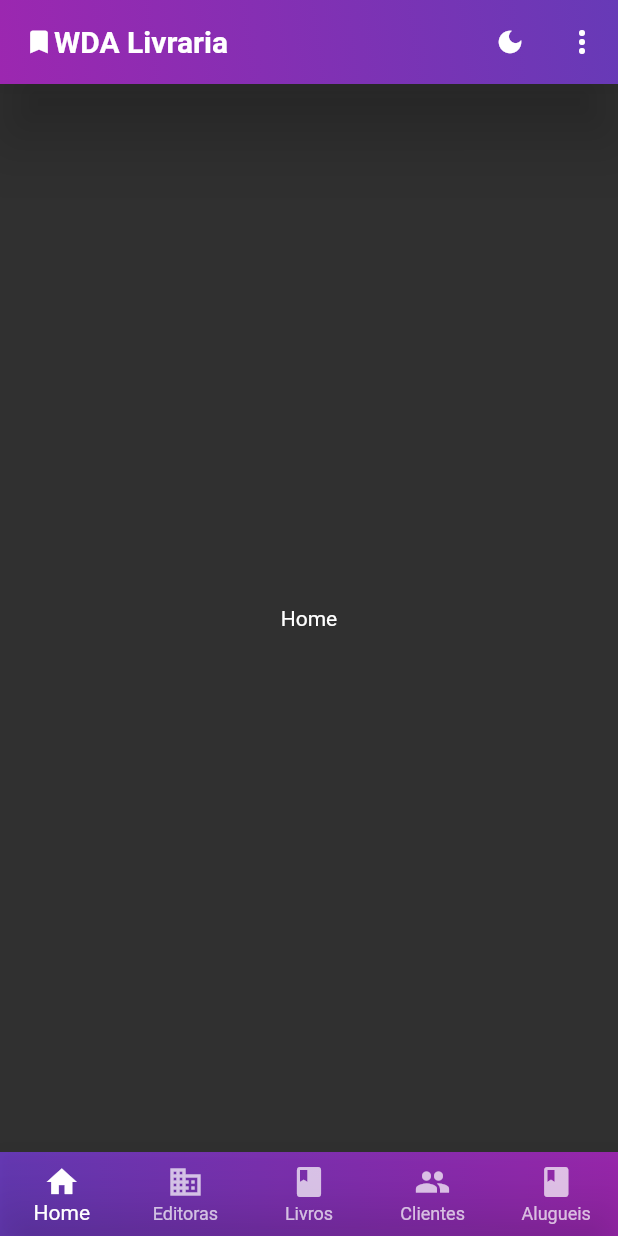
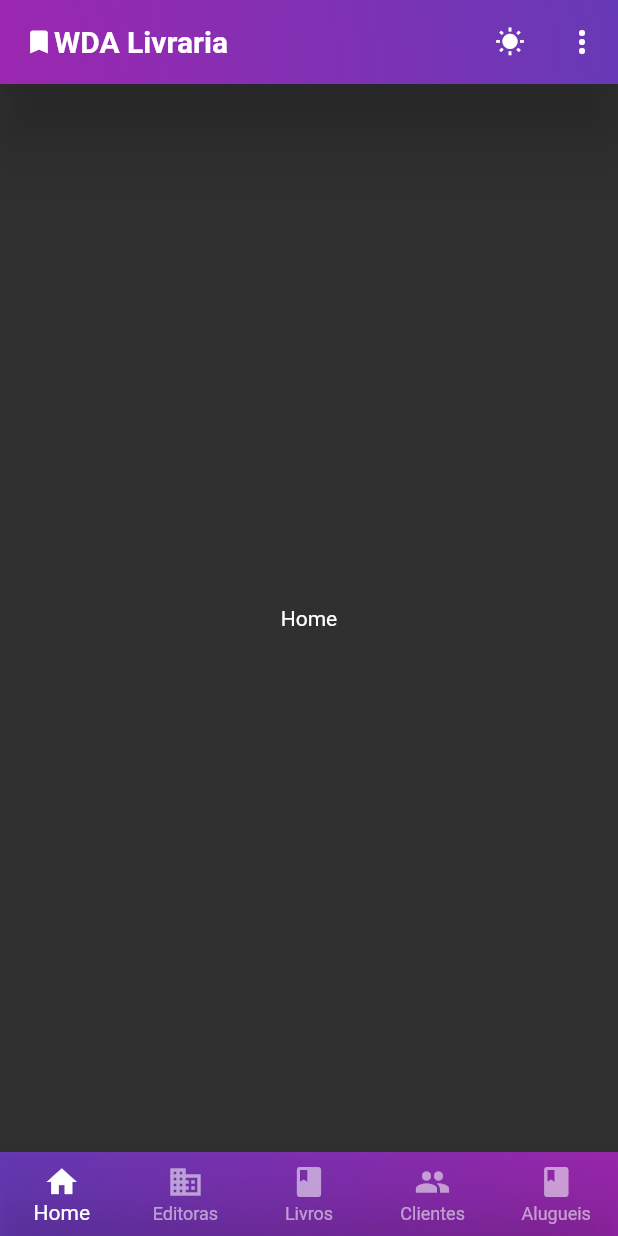
Before and after one commit to santoscdavid/library-flutter-front, a Flutter app: the screen it shows after launch, after a tap on the "dark mode" icon, on a phone screen of 412 x 824 dp. Run offline on Flutter 3.47's test engine with Material 2 defaults, Android fonts, the phone set to English and light mode, and no system bars; our stand-ins replace flutter_dotenv, flutter_mobx, flutter_modular, mobx; generated files the repository leaves out were written again.

Commit message:
configured modular framework

```diff
--- a/lib/components/AppBar/custom_appbar.dart
+++ b/lib/components/AppBar/custom_appbar.dart
@@ -14,7 +14,11 @@ class CustomAppBar extends StatelessWidget with PreferredSizeWidget {
         text: const TextSpan(
           children: [
             WidgetSpan(
-              child: Icon(Icons.bookmark, size: 20),
+              child: Icon(
+                Icons.bookmark,
+                size: 20,
+                color: Colors.white,
+              ),
             ),
             TextSpan(
               text: "WDA Livraria",
--- a/lib/components/BottomBar/custom_bottom_bar.dart
+++ b/lib/components/BottomBar/custom_bottom_bar.dart
@@ -1,6 +1,7 @@
 import 'package:flutter/material.dart';
+import 'package:flutter_mobx/flutter_mobx.dart';
+import 'package:flutter_modular/flutter_modular.dart';
 import 'package:library_flutter/controllers/RoutesController/routes_controller.dart';
-import 'package:provider/provider.dart';
 
 class CustomBottomBar extends StatefulWidget {
   const CustomBottomBar({Key? key}) : super(key: key);
@@ -10,33 +11,9 @@ class CustomBottomBar extends StatefulWidget {
 }
 
 class _CustomBottomBarState extends State<CustomBottomBar> {
-
   @override
   Widget build(BuildContext context) {
-    final provider = Provider.of<RoutesController>(context);
-    final routesIndex = provider.index;
-
-    void _changeRoute(int index) {
-      if (index != routesIndex) {
-        switch (index) {
-          case 0:
-            Navigator.pushReplacementNamed(context, "/");
-            break;
-          case 1:
-            Navigator.pushNamed(context, "/publishers");
-            break;
-          case 2:
-            Navigator.pushNamed(context, "/books");
-            break;
-          case 3:
-            Navigator.pushNamed(context, "/customers");
-            break;
-          case 4:
-            Navigator.pushNamed(context, "/rents");
-            break;
-        }
-      }
-    }
+    var store = Modular.get<RoutesController>();
 
     return Container(
       decoration: const BoxDecoration(
@@ -49,7 +26,8 @@ class _CustomBottomBarState extends State<CustomBottomBar> {
           end: Alignment.centerLeft,
         ),
       ),
-      child: BottomNavigationBar(
+      child: Observer(
+        builder: (_) => BottomNavigationBar(
           items: const <BottomNavigationBarItem>[
             BottomNavigationBarItem(
               icon: Icon(Icons.home),
@@ -77,17 +55,17 @@ class _CustomBottomBarState extends State<CustomBottomBar> {
               backgroundColor: Colors.deepPurple,
             ),
           ],
-        currentIndex: routesIndex,
+          currentIndex: store.selectedIndex,
           onTap: (newIndex) {
-          provider.changeIndex(newIndex);
-          _changeRoute(newIndex);
+            store.changeIndex(newIndex);
           },
           backgroundColor: Colors.transparent,
           selectedItemColor: Colors.white,
           selectedIconTheme: const IconThemeData(color: Colors.white),
-        unselectedItemColor: Colors.white70,
+          unselectedItemColor: Colors.white54,
           type: BottomNavigationBarType.fixed,
           elevation: 20,
+        ),
       ),
     );
   }
--- a/lib/components/DropdownMenu/dropdown_menu.dart
+++ b/lib/components/DropdownMenu/dropdown_menu.dart
@@ -6,6 +6,10 @@ class DropdownMenu extends StatelessWidget {
   @override
   Widget build(BuildContext context) {
     return PopupMenuButton(
+      icon: const Icon(
+        Icons.more_vert,
+        color: Colors.white,
+      ),
       itemBuilder: (BuildContext context) => <PopupMenuEntry>[
         const PopupMenuItem(
           child: Text('Perfil'),
@@ -13,6 +17,7 @@ class DropdownMenu extends StatelessWidget {
         const PopupMenuItem(
           child: Text('Logout'),
         ),
-            ]);
+      ],
+    );
   }
 }
--- a/lib/components/ThemeSwitch/theme_switch.dart
+++ b/lib/components/ThemeSwitch/theme_switch.dart
@@ -1,4 +1,6 @@
 import 'package:flutter/material.dart';
+import 'package:flutter_mobx/flutter_mobx.dart';
+import 'package:flutter_modular/flutter_modular.dart';
 import 'package:library_flutter/controllers/ThemeController/theme_controller.dart';
 
 class ThemeSwitch extends StatelessWidget {
@@ -6,14 +8,17 @@ class ThemeSwitch extends StatelessWidget {
 
   @override
   Widget build(BuildContext context) {
+    var store = Modular.get<ThemeController>();
+
     return IconButton(
-      icon: Icon(
-        ThemeController.instace.themeIcon,
+      icon: Observer(
+        builder: (_) => Icon(
+          store.themeIcon,
+        ),
       ),
       iconSize: 20,
-      onPressed: () {
-        ThemeController.instace.changeTheme();
-      },
+      color: Colors.white,
+      onPressed: () => store.changeTheme(),
     );
   }
 }
--- /dev/null
+++ b/lib/config/dotenv_config.dart
@@ -0,0 +1,5 @@
+import 'package:flutter_dotenv/flutter_dotenv.dart';
+
+class Config {
+  static String baseUrl = dotenv.get('baseUrl');
+}
--- a/lib/controllers/RoutesController/routes_controller.dart
+++ b/lib/controllers/RoutesController/routes_controller.dart
@@ -1,11 +1,15 @@
-import 'package:flutter/material.dart';
+import 'package:mobx/mobx.dart';
 
-class RoutesController extends ChangeNotifier {
-  int index = 0;
+part 'routes_controller.g.dart';
 
-  changeIndex(int newIndex) {
-    index = newIndex;
+class RoutesController = RoutesBase with _$RoutesController;
 
-    notifyListeners();
+abstract class RoutesBase with Store {
+  @observable
+  int selectedIndex = 0;
+
+  @action
+  void changeIndex(newIndex) {
+    selectedIndex = newIndex;
   }
 }
--- a/lib/controllers/ThemeController/theme_controller.dart
+++ b/lib/controllers/ThemeController/theme_controller.dart
@@ -1,22 +1,25 @@
 import 'package:flutter/material.dart';
+import 'package:mobx/mobx.dart';
 
-class ThemeController extends ChangeNotifier {
-  static ThemeController instace = ThemeController();
+part 'theme_controller.g.dart';
 
-  bool isDarkTheme = false;
+class ThemeController = ThemeBase with _$ThemeController;
+
+abstract class ThemeBase with Store {
+  @observable
+  bool isDarkMode = false;
+
+  @observable
   var themeIcon = Icons.dark_mode;
 
-  changeTheme() {
-    if (isDarkTheme) {
+  @action
+  void changeTheme() {
+    if (isDarkMode) {
       themeIcon = Icons.dark_mode;
-      isDarkTheme = !isDarkTheme;
-
-      notifyListeners();
+      isDarkMode = !isDarkMode;
     } else {
       themeIcon = Icons.wb_sunny;
-      isDarkTheme = !isDarkTheme;
-
-      notifyListeners();
+      isDarkMode = !isDarkMode;
     }
   }
 }
--- a/lib/library_app.dart
+++ b/lib/library_app.dart
@@ -1,12 +1,7 @@
 import 'package:flutter/material.dart';
+import 'package:flutter_mobx/flutter_mobx.dart';
+import 'package:flutter_modular/flutter_modular.dart';
 import 'package:library_flutter/controllers/ThemeController/theme_controller.dart';
-import 'package:library_flutter/views/Books/books_page.dart';
-import 'package:library_flutter/views/Customers/customers_page.dart';
-
-import 'package:library_flutter/views/Home/home_page.dart';
-import 'package:library_flutter/views/Login/login_page.dart';
-import 'package:library_flutter/views/Publishers/publishers_page.dart';
-import 'package:library_flutter/views/Rents/rents_page.dart';
 
 class LibraryApp extends StatefulWidget {
   const LibraryApp({Key? key}) : super(key: key);
@@ -18,27 +13,18 @@ class LibraryApp extends StatefulWidget {
 class _LibraryAppState extends State<LibraryApp> {
   @override
   Widget build(BuildContext context) {
-    return AnimatedBuilder(
-      animation: ThemeController.instace,
-      builder: ((context, child) {
-        return MaterialApp(
-          theme: ThemeData(
-            primarySwatch: Colors.deepPurple,
-            brightness: ThemeController.instace.isDarkTheme
-                ? Brightness.dark
-                : Brightness.light,
-          ),
-          debugShowCheckedModeBanner: false,
-          routes: {
-            '/': (context) => const HomePage(),
-            '/login': (context) => const LoginPage(),
-            '/publishers': (context) => const PublishersPage(),
-            '/books': (context) => const BooksPage(),
-            '/customers': (context) => const CustomersPage(),
-            '/rents': (context) => const RentsPage(),
-          },
-        );
-      }),
+    var store = Modular.get<ThemeController>();
+
+    return Observer(
+      builder: (_) => MaterialApp.router(
+        theme: ThemeData(
+          primarySwatch: Colors.deepPurple,
+          brightness: store.isDarkMode ? Brightness.dark : Brightness.light,
+        ),
+        debugShowCheckedModeBanner: false,
+        routeInformationParser: Modular.routeInformationParser,
+        routerDelegate: Modular.routerDelegate,
+      ),
     );
   }
 }
--- a/lib/main.dart
+++ b/lib/main.dart
@@ -1,11 +1,11 @@
 import 'package:flutter/material.dart';
-import 'package:provider/provider.dart';
-
-import 'package:library_flutter/controllers/RoutesController/routes_controller.dart';
+import 'package:flutter_dotenv/flutter_dotenv.dart';
+import 'package:flutter_modular/flutter_modular.dart';
+import 'package:library_flutter/modules/main_module.dart';
 
 import 'package:library_flutter/library_app.dart';
 
-main() => runApp(
-      ChangeNotifierProvider(
-          create: (context) => RoutesController(), child: const LibraryApp()),
-    );
+main() async {
+  await dotenv.load(fileName: '.env');
+  runApp(ModularApp(module: MainModule(), child: const LibraryApp()));
+}
--- a/lib/views/Home/home_page.dart
+++ b/lib/views/Home/home_page.dart
@@ -12,12 +12,16 @@ class HomePage extends StatefulWidget {
 class _HomePageState extends State<HomePage> {
   @override
   Widget build(BuildContext context) {
-    return const Scaffold(
-      appBar: CustomAppBar(false),
-      body: Center(
-        child: Text('Home'),
-      ),
-      bottomNavigationBar: CustomBottomBar(),
+    return Scaffold(
+      appBar: const CustomAppBar(false),
+      body: PageView(
+          physics: const NeverScrollableScrollPhysics(),
+          children: const [
+            Center(
+              child: Text('Home'),
+            ),
+          ]),
+      bottomNavigationBar: const CustomBottomBar(),
     );
   }
 }
```
Also changed, not shown: lib/modules/PublishersModule/publishers_module.dart (added, +9 -0 lines), lib/modules/RoutesModule/routes_module.dart (added, +34 -0 lines), lib/modules/main_module.dart (added, +21 -0 lines), lib/store/route.store.dart (added, +15 -0 lines), pubspec.yaml (+8 -1 lines), lib/controllers/RoutesController/routes_controller.g.dart (added), lib/controllers/ThemeController/theme_controller.g.dart (added), lib/store/route.store.g.dart (added), pubspec.lock, 1 other file. Lines whose indentation alone changed are shown as unchanged.
